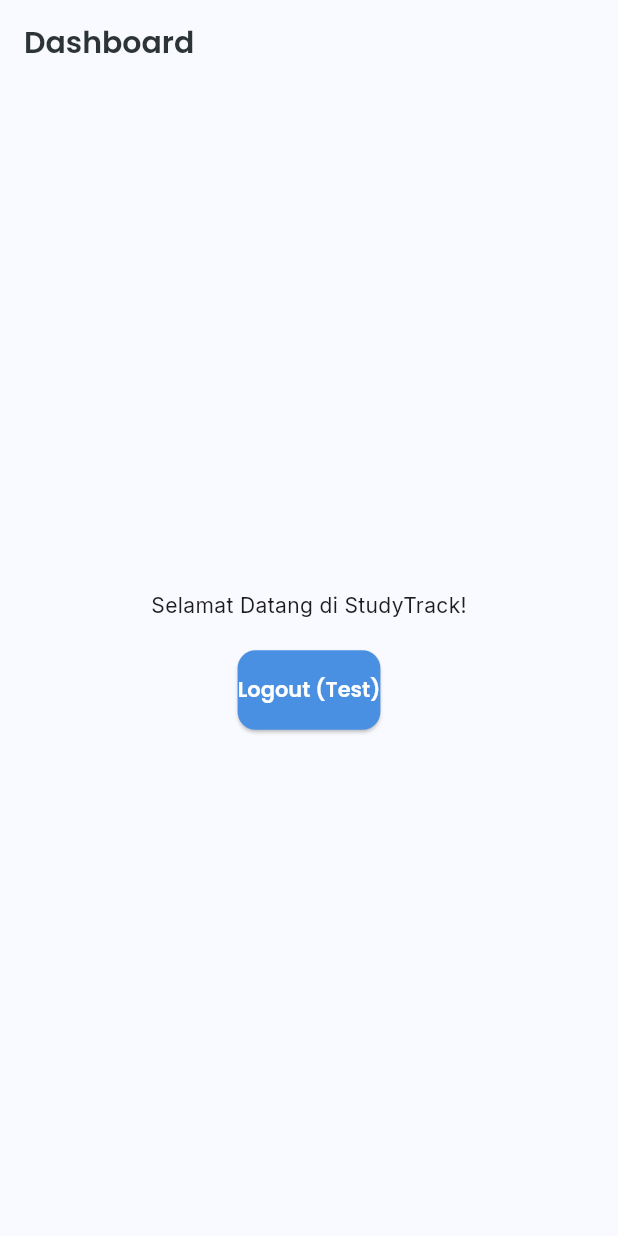
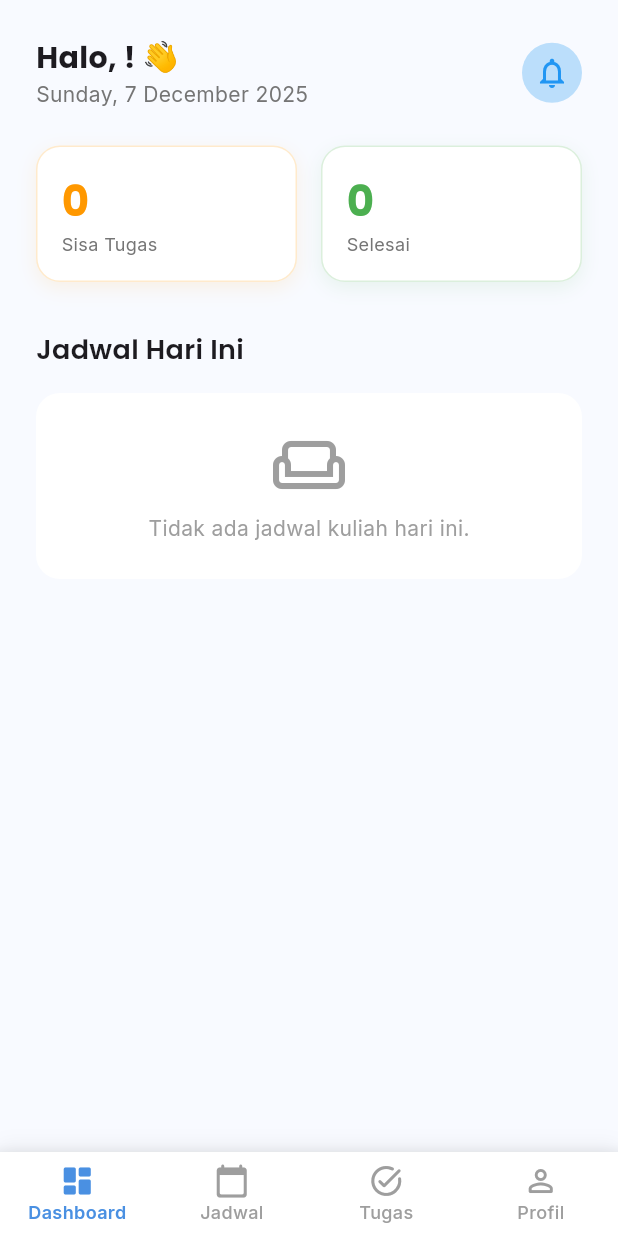
Before and after one commit to Deryl7/StudyTrack, a Flutter app: the screen it shows once a user with an empty profile is signed in, on a phone screen of 412 x 824 dp. Run offline on Flutter 3.47's test engine with Material 3 defaults, Android fonts, the phone set to English and light mode, and no system bars; our stand-ins replace cloud_firestore, firebase_auth, firebase_core, firebase_storage, google_fonts; accounts and stored records are empty.

Commit message:
UI Tahap 2: Dashboard Layout & Schedule Feature

```diff
--- a/lib/main.dart
+++ b/lib/main.dart
@@ -9,12 +9,11 @@
 
 // UI Pages
 import 'ui/auth/login_page.dart';
+import 'ui/main_layout.dart'; // <--- JANGAN LUPA BARIS INI (PENTING)
 
 void main() async {
   WidgetsFlutterBinding.ensureInitialized();
   await Firebase.initializeApp();
-  // Pastikan file firebase_options.dart sudah ada jika menggunakan FlutterFire CLI
-
   runApp(const MyApp());
 }
 
@@ -23,28 +22,27 @@
 
   @override
   Widget build(BuildContext context) {
-    // StreamProvider memantau perubahan user (Login/Logout) secara real-time
     return StreamProvider<User?>.value(
       value: AuthService().user,
       initialData: null,
       child: MaterialApp(
         title: 'StudyTrack',
         debugShowCheckedModeBanner: false,
-        theme: _buildThemeData(), // Setup Tema di sini
-        home: const AuthWrapper(), // Gerbang pengecekan login
+        theme: _buildThemeData(),
+        home: const AuthWrapper(),
       ),
     );
   }
 
   ThemeData _buildThemeData() {
     return ThemeData(
-      primaryColor: const Color(0xFF4A90E2), // Ocean Blue
-      scaffoldBackgroundColor: const Color(0xFFF8FAFF), // Ice White
+      primaryColor: const Color(0xFF4A90E2),
+      scaffoldBackgroundColor: const Color(0xFFF8FAFF),
       colorScheme: ColorScheme.fromSwatch().copyWith(
         primary: const Color(0xFF4A90E2),
-        secondary: const Color(0xFFFFB800), // Academic Gold
+        secondary: const Color(0xFFFFB800),
       ),
-      textTheme: GoogleFonts.interTextTheme(), // Font Body: Inter
+      textTheme: GoogleFonts.interTextTheme(),
       appBarTheme: AppBarTheme(
         backgroundColor: const Color(0xFFF8FAFF),
         elevation: 0,
@@ -90,7 +88,6 @@
   }
 }
 
-// Wrapper untuk menentukan halaman mana yang ditampilkan
 class AuthWrapper extends StatelessWidget {
   const AuthWrapper({super.key});
 
@@ -99,26 +96,10 @@
     final user = Provider.of<User?>(context);
 
     if (user == null) {
-      // User belum login -> Ke Halaman Login
       return const LoginPage();
     } else {
-      // User sudah login -> Ke Dashboard (Sementara kita kasih Placeholder dulu)
-      return Scaffold(
-        appBar: AppBar(title: const Text("Dashboard")),
-        body: Center(
-          child: Column(
-            mainAxisAlignment: MainAxisAlignment.center,
-            children: [
-              const Text("Selamat Datang di StudyTrack!"),
-              const SizedBox(height: 20),
-              ElevatedButton(
-                onPressed: () => AuthService().signOut(),
-                child: const Text("Logout (Test)"),
-              ),
-            ],
-          ),
-        ),
-      );
+      // Sekarang aman karena main_layout.dart sudah di-import di atas
+      return const MainLayout();
     }
   }
 }
--- /dev/null
+++ b/lib/ui/home/home_screen.dart
@@ -0,0 +1,256 @@
+import 'package:flutter/material.dart';
+import 'package:provider/provider.dart';
+import 'package:firebase_auth/firebase_auth.dart';
+import 'package:google_fonts/google_fonts.dart';
+import 'package:intl/intl.dart';
+
+// Backend Imports
+import '../../services/database_service.dart';
+import '../../models/task_model.dart';
+import '../../models/course_model.dart';
+
+class HomeScreen extends StatelessWidget {
+  const HomeScreen({super.key});
+
+  @override
+  Widget build(BuildContext context) {
+    // 1. Ambil User UID dari Provider
+    final user = Provider.of<User?>(context);
+    if (user == null) return const SizedBox(); // Safety check
+
+    final db = DatabaseService(uid: user.uid);
+
+    return Scaffold(
+      body: SafeArea(
+        child: SingleChildScrollView(
+          padding: const EdgeInsets.all(24.0),
+          child: Column(
+            crossAxisAlignment: CrossAxisAlignment.start,
+            children: [
+              // HEADER
+              _buildHeader(user),
+              const SizedBox(height: 24),
+
+              // SECTION 1: STATISTIK TUGAS (STREAM)
+              StreamBuilder<List<TaskModel>>(
+                stream: db.tasks,
+                builder: (context, snapshot) {
+                  if (!snapshot.hasData) return const LinearProgressIndicator();
+
+                  final tasks = snapshot.data!;
+                  final pendingTasks = tasks.where((t) => !t.isDone).length;
+                  final completedToday = tasks
+                      .where((t) => t.isDone)
+                      .length; // Simplifikasi logic
+
+                  return Row(
+                    children: [
+                      Expanded(
+                        child: _buildStatCard(
+                          "Sisa Tugas",
+                          "$pendingTasks",
+                          Colors.orange,
+                        ),
+                      ),
+                      const SizedBox(width: 16),
+                      Expanded(
+                        child: _buildStatCard(
+                          "Selesai",
+                          "$completedToday",
+                          Colors.green,
+                        ),
+                      ),
+                    ],
+                  );
+                },
+              ),
+              const SizedBox(height: 32),
+
+              // SECTION 2: JADWAL HARI INI (STREAM)
+              Text(
+                "Jadwal Hari Ini",
+                style: GoogleFonts.poppins(
+                  fontSize: 18,
+                  fontWeight: FontWeight.w600,
+                ),
+              ),
+              const SizedBox(height: 16),
+
+              StreamBuilder<List<CourseModel>>(
+                stream: db.courses,
+                builder: (context, snapshot) {
+                  if (!snapshot.hasData)
+                    return const Center(child: CircularProgressIndicator());
+
+                  // Filter Jadwal Hari Ini (1=Senin, dst)
+                  // DateTime.weekday: 1=Senin, 7=Minggu. Cocok dengan model kita.
+                  final today = DateTime.now().weekday;
+                  final todayCourses = snapshot.data!
+                      .where((c) => c.day == today)
+                      .toList();
+
+                  if (todayCourses.isEmpty) {
+                    return _buildEmptyState();
+                  }
+
+                  return ListView.builder(
+                    shrinkWrap: true,
+                    physics: const NeverScrollableScrollPhysics(),
+                    itemCount: todayCourses.length,
+                    itemBuilder: (context, index) {
+                      return _buildCourseCard(todayCourses[index]);
+                    },
+                  );
+                },
+              ),
+            ],
+          ),
+        ),
+      ),
+    );
+  }
+
+  Widget _buildHeader(User user) {
+    return Row(
+      mainAxisAlignment: MainAxisAlignment.spaceBetween,
+      children: [
+        Column(
+          crossAxisAlignment: CrossAxisAlignment.start,
+          children: [
+            Text(
+              "Halo, ${user.displayName ?? 'Mahasiswa'}! 👋",
+              style: GoogleFonts.poppins(
+                fontSize: 20,
+                fontWeight: FontWeight.bold,
+              ),
+            ),
+            Text(
+              DateFormat('EEEE, d MMMM yyyy').format(DateTime.now()),
+              style: GoogleFonts.inter(color: Colors.grey[600]),
+            ),
+          ],
+        ),
+        CircleAvatar(
+          backgroundColor: Colors.blue.shade100,
+          child: const Icon(Icons.notifications_outlined, color: Colors.blue),
+        ),
+      ],
+    );
+  }
+
+  Widget _buildStatCard(String title, String count, Color color) {
+    return Container(
+      padding: const EdgeInsets.all(16),
+      decoration: BoxDecoration(
+        color: Colors.white,
+        borderRadius: BorderRadius.circular(16),
+        boxShadow: [
+          BoxShadow(
+            color: color.withOpacity(0.1),
+            blurRadius: 10,
+            offset: const Offset(0, 4),
+          ),
+        ],
+        border: Border.all(color: color.withOpacity(0.2)),
+      ),
+      child: Column(
+        crossAxisAlignment: CrossAxisAlignment.start,
+        children: [
+          Text(
+            count,
+            style: GoogleFonts.poppins(
+              fontSize: 28,
+              fontWeight: FontWeight.bold,
+              color: color,
+            ),
+          ),
+          Text(
+            title,
+            style: GoogleFonts.inter(color: Colors.grey[600], fontSize: 12),
+          ),
+        ],
+      ),
+    );
+  }
+
+  Widget _buildCourseCard(CourseModel course) {
+    return Container(
+      margin: const EdgeInsets.only(bottom: 12),
+      padding: const EdgeInsets.all(16),
+      decoration: BoxDecoration(
+        color: Colors.white,
+        borderRadius: BorderRadius.circular(12),
+        border: Border(
+          left: BorderSide(
+            color: Color(int.parse(course.color.replaceAll('#', '0xff'))),
+            width: 4,
+          ),
+        ),
+        boxShadow: [
+          BoxShadow(
+            color: Colors.black.withOpacity(0.05),
+            blurRadius: 5,
+            offset: const Offset(0, 2),
+          ),
+        ],
+      ),
+      child: Row(
+        children: [
+          Column(
+            crossAxisAlignment: CrossAxisAlignment.start,
+            children: [
+              Text(
+                course.startTime,
+                style: GoogleFonts.poppins(fontWeight: FontWeight.bold),
+              ),
+              Text(
+                course.endTime,
+                style: GoogleFonts.inter(fontSize: 12, color: Colors.grey),
+              ),
+            ],
+          ),
+          const SizedBox(width: 16),
+          Expanded(
+            child: Column(
+              crossAxisAlignment: CrossAxisAlignment.start,
+              children: [
+                Text(
+                  course.name,
+                  style: GoogleFonts.poppins(fontWeight: FontWeight.w600),
+                ),
+                Text(
+                  "${course.room} • ${course.lecturer}",
+                  style: GoogleFonts.inter(
+                    fontSize: 12,
+                    color: Colors.grey[600],
+                  ),
+                ),
+              ],
+            ),
+          ),
+        ],
+      ),
+    );
+  }
+
+  Widget _buildEmptyState() {
+    return Container(
+      padding: const EdgeInsets.all(24),
+      alignment: Alignment.center,
+      decoration: BoxDecoration(
+        color: Colors.white,
+        borderRadius: BorderRadius.circular(16),
+      ),
+      child: Column(
+        children: [
+          const Icon(Icons.weekend_outlined, size: 48, color: Colors.grey),
+          const SizedBox(height: 8),
+          Text(
+            "Tidak ada jadwal kuliah hari ini.",
+            style: GoogleFonts.inter(color: Colors.grey),
+          ),
+        ],
+      ),
+    );
+  }
+}
--- /dev/null
+++ b/lib/ui/main_layout.dart
@@ -0,0 +1,86 @@
+import 'package:flutter/material.dart';
+import 'package:google_fonts/google_fonts.dart';
+
+// Screens
+import 'home/home_screen.dart';
+import 'schedule/schedule_screen.dart';
+
+// Placeholder untuk Tahap 3
+class PlaceholderScreen extends StatelessWidget {
+  final String title;
+  const PlaceholderScreen(this.title, {super.key});
+  @override
+  Widget build(BuildContext context) =>
+      Center(child: Text("Halaman $title (Coming Soon)"));
+}
+
+class MainLayout extends StatefulWidget {
+  const MainLayout({super.key});
+
+  @override
+  State<MainLayout> createState() => _MainLayoutState();
+}
+
+class _MainLayoutState extends State<MainLayout> {
+  int _currentIndex = 0;
+
+  // Daftar Halaman
+  final List<Widget> _screens = [
+    const HomeScreen(), // Index 0: Dashboard
+    const ScheduleScreen(), // Index 1: Jadwal
+    const PlaceholderScreen("Tugas"), // Index 2: Tugas (Tahap 3)
+    const PlaceholderScreen("Profil"), // Index 3: Profil (Tahap 3)
+  ];
+
+  @override
+  Widget build(BuildContext context) {
+    return Scaffold(
+      body: _screens[_currentIndex],
+      bottomNavigationBar: Container(
+        decoration: BoxDecoration(
+          boxShadow: [
+            BoxShadow(
+              color: Colors.black.withOpacity(0.05),
+              blurRadius: 10,
+              offset: const Offset(0, -5),
+            ),
+          ],
+        ),
+        child: BottomNavigationBar(
+          currentIndex: _currentIndex,
+          onTap: (index) => setState(() => _currentIndex = index),
+          type: BottomNavigationBarType.fixed,
+          backgroundColor: Colors.white,
+          selectedItemColor: Theme.of(context).primaryColor,
+          unselectedItemColor: Colors.grey,
+          selectedLabelStyle: GoogleFonts.inter(
+            fontWeight: FontWeight.w600,
+            fontSize: 12,
+          ),
+          unselectedLabelStyle: GoogleFonts.inter(
+            fontWeight: FontWeight.w500,
+            fontSize: 12,
+          ),
+          items: const [
+            BottomNavigationBarItem(
+              icon: Icon(Icons.dashboard_rounded),
+              label: 'Dashboard',
+            ),
+            BottomNavigationBarItem(
+              icon: Icon(Icons.calendar_today_rounded),
+              label: 'Jadwal',
+            ),
+            BottomNavigationBarItem(
+              icon: Icon(Icons.task_alt_rounded),
+              label: 'Tugas',
+            ),
+            BottomNavigationBarItem(
+              icon: Icon(Icons.person_outline_rounded),
+              label: 'Profil',
+            ),
+          ],
+        ),
+      ),
+    );
+  }
+}
```
Also changed, not shown: lib/ui/schedule/schedule_screen.dart (added, +202 -0 lines).
